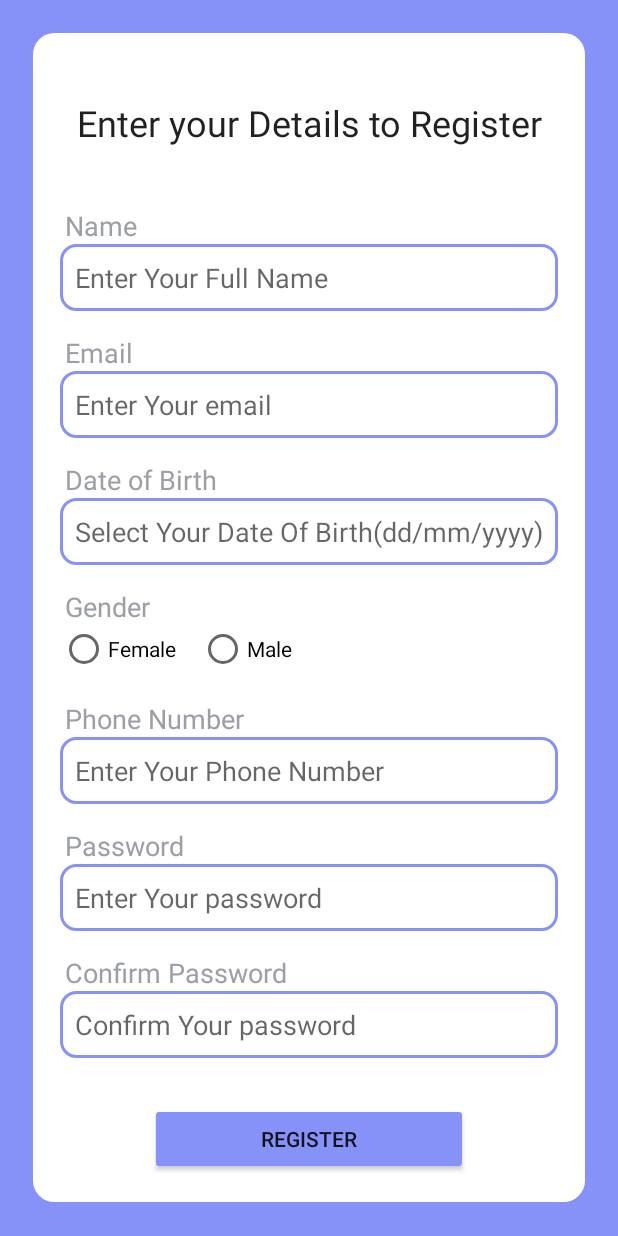
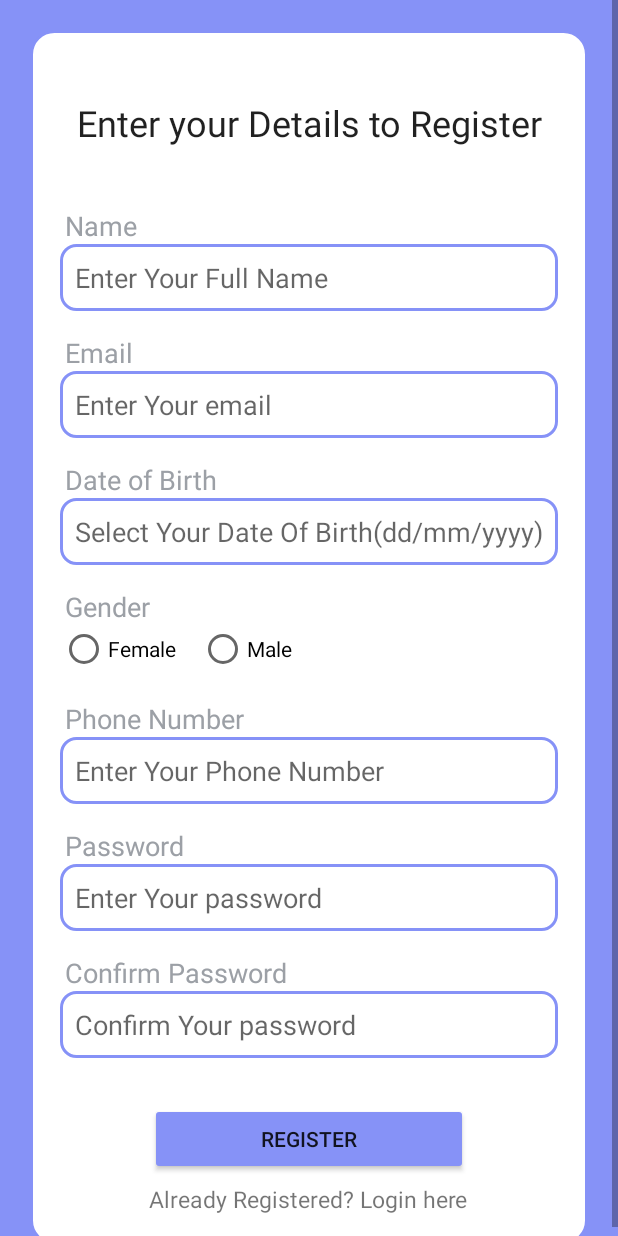
Before and after one commit to CMPUT301W23T51/SnapScan, an Android app: the RegisterActivity screen opened directly, with no data from a screen before it, on a phone screen of 412 x 824 dp. Run offline under Robolectric (Android 15) with nearby library versions, the phone set to English and light mode, and no system bars; our stand-ins replace Firebase (no records; nobody signed in at launch, a user with empty details on screens opened directly).

Commit message:
xml files updated

```diff
--- a/SnapScan/app/src/main/res/layout/activity_main.xml
+++ b/SnapScan/app/src/main/res/layout/activity_main.xml
@@ -15,4 +15,6 @@
         app:layout_constraintStart_toStartOf="parent"
         app:layout_constraintTop_toTopOf="parent" />
 
+
+
 </androidx.constraintlayout.widget.ConstraintLayout>
--- a/SnapScan/app/src/main/res/layout/activity_register.xml
+++ b/SnapScan/app/src/main/res/layout/activity_register.xml
@@ -192,6 +192,16 @@
             android:backgroundTint="@color/purple"
             android:text="Register" />
 
+        <TextView
+            android:layout_width="wrap_content"
+            android:layout_height="wrap_content"
+            android:text="Already Registered? Login here"
+            android:layout_below="@+id/Register_button"
+            android:layout_centerHorizontal="true"
+            android:layout_marginTop="5dp"
+            android:textSize="15dp"/>
+
+
         <ProgressBar
             android:layout_width="wrap_content"
             android:layout_height="wrap_content"
```
Also changed, not shown: SnapScan/app/src/main/res/layout/activity_edit_profile.xml (added, +65 -0 lines), SnapScan/app/src/main/res/layout/activity_login2.xml (+11 -2 lines).
